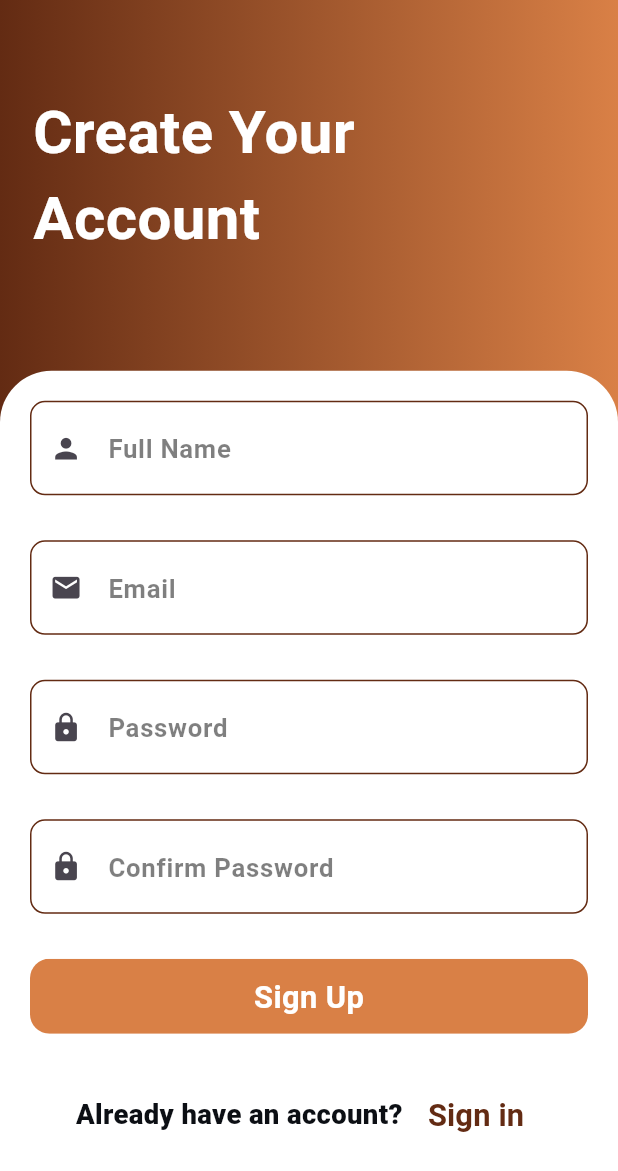
After one commit to Mahmoudelnagar5/Coffee_Shop, a Flutter app: the SignUpView screen opened by its route, on a phone screen of 412 x 824 dp. The commit adds this screen. Shown: the top 1171 px of the screen. Run offline on Flutter 3.47's test engine with Material 3 defaults, Android fonts, the phone set to English and light mode, and no system bars; our stand-ins replace animate_do, dartz, dio, firebase_auth, firebase_core, flutter_screenutil and 3 more; accounts and stored records are empty; Roboto replaces fonts that are missing (Amiri).

Commit message:
add firebase and finish auth repo

```diff
--- /dev/null
+++ b/lib/features/Auth/data/repo/auth_repo.dart
@@ -0,0 +1,15 @@
+import 'package:dartz/dartz.dart';
+import 'package:firebase_auth/firebase_auth.dart';
+
+import '../../../../core/errors/failure.dart';
+
+abstract class AuthRepo {
+  Future<Either<Failure, UserCredential>> signinfirebase({
+    required String email,
+    required String password,
+  });
+  Future<Either<Failure, UserCredential>> signupfirebase({
+    required String email,
+    required String password,
+  });
+}
--- /dev/null
+++ b/lib/features/Auth/data/repo/auth_repo_impl.dart
@@ -0,0 +1,61 @@
+import 'package:dartz/dartz.dart';
+import 'package:firebase_auth/firebase_auth.dart';
+
+import '../../../../core/errors/failure.dart';
+import 'auth_repo.dart';
+
+class AuthRepoImp implements AuthRepo {
+  @override
+  Future<Either<Failure, UserCredential>> signinfirebase(
+      {required String email, required String password}) async {
+    try {
+      final FirebaseAuth auth = FirebaseAuth.instance;
+      UserCredential userCredential = await auth.signInWithEmailAndPassword(
+        email: email,
+        password: password,
+      );
+      return right(userCredential);
+    } on FirebaseAuthException catch (e) {
+      return left(firebasecatch(e));
+    } catch (e) {
+      return Left(ServerFaliure(errorMessage: e.toString()));
+    }
+  }
+
+  @override
+  Future<Either<Failure, UserCredential>> signupfirebase(
+      {required String email, required String password}) async {
+    try {
+      final FirebaseAuth auth = FirebaseAuth.instance;
+      UserCredential userCredential = await auth.createUserWithEmailAndPassword(
+        email: email,
+        password: password,
+      );
+      return right(userCredential);
+    } on FirebaseAuthException catch (e) {
+      return left(firebasecatch(e));
+    } catch (e) {
+      return Left(ServerFaliure(errorMessage: e.toString()));
+    }
+  }
+
+  ServerFaliure firebasecatch(FirebaseAuthException e) {
+    if (e.code == 'weak-password') {
+      return ServerFaliure(errorMessage: "weak-password");
+    } else if (e.code == 'email-already-in-use') {
+      return ServerFaliure(errorMessage: "email-already-in-use");
+    } else if (e.code == 'invalid-email') {
+      return ServerFaliure(errorMessage: "invalid-email");
+    } else if (e.code == 'user-not-found') {
+      return ServerFaliure(errorMessage: "user-not-found");
+    } else if (e.code == 'wrong-password') {
+      return ServerFaliure(errorMessage: "wrong-password");
+    } else if (e.code == 'too-many-requests') {
+      return ServerFaliure(errorMessage: "too-many-requests");
+    } else if (e.code == 'operation-not-allowed') {
+      return ServerFaliure(errorMessage: "operation-not-allowed");
+    } else {
+      return ServerFaliure(errorMessage: "${e.code}, try again");
+    }
+  }
+}
--- a/lib/features/Auth/presentation/views/login_view.dart
+++ b/lib/features/Auth/presentation/views/sign_in_view.dart
@@ -7,9 +7,9 @@ import '../../../../core/widgets/custom_button.dart';
 import '../../../../core/widgets/custom_text_field.dart';
 import '../widgets/custom_login_buttons.dart';
 
-class LoginView extends StatelessWidget {
-  const LoginView({super.key});
-  static const routeName = '/login';
+class SignInView extends StatelessWidget {
+  const SignInView({super.key});
+  static const routeName = '/sign-in';
 
   @override
   Widget build(BuildContext context) {
@@ -82,7 +82,10 @@ class LoginView extends StatelessWidget {
                       ),
                     ),
                     const SizedBox(height: 30),
-                    const CustomLoginButtons(),
+                    const CustomLoginButtons(
+                      text1: "Don't have an account?",
+                      text2: "Sign up",
+                    ),
                   ],
                 ),
               ),
--- /dev/null
+++ b/lib/features/Auth/presentation/views/sign_up_view.dart
@@ -0,0 +1,123 @@
+import 'package:caffeine_corner/core/utils/app_theme.dart';
+import 'package:flutter/material.dart';
+import 'package:flutter_screenutil/flutter_screenutil.dart';
+import 'package:google_fonts/google_fonts.dart';
+
+import '../../../../core/widgets/custom_button.dart';
+import '../../../../core/widgets/custom_text_field.dart';
+import '../widgets/custom_login_buttons.dart';
+
+class SignUpView extends StatefulWidget {
+  const SignUpView({super.key});
+  static const routeName = '/sign-up';
+
+  @override
+  State<SignUpView> createState() => _SignUpViewState();
+}
+
+class _SignUpViewState extends State<SignUpView> {
+  String? email;
+  String? password;
+  String? confirmPassword;
+  String? fullName;
+  bool isLoading = false;
+  bool isPasswordVisible = false;
+  bool isConfirmPasswordVisible = false;
+  final GlobalKey<FormState> formKey = GlobalKey<FormState>();
+  @override
+  Widget build(BuildContext context) {
+    return Scaffold(
+      body: Stack(
+        children: [
+          Container(
+            height: double.infinity,
+            width: double.infinity,
+            decoration: const BoxDecoration(
+              gradient: LinearGradient(
+                colors: [
+                  Apptheme.brownColor,
+                  Apptheme.buttonBackground1Color,
+                ],
+              ),
+            ),
+            child: Padding(
+              padding: const EdgeInsets.only(top: 60.0, left: 22),
+              child: Text(
+                'Create Your\nAccount',
+                style: GoogleFonts.amiri(
+                  fontSize: 35.sp,
+                  color: Colors.white,
+                  fontWeight: FontWeight.bold,
+                ),
+              ),
+            ),
+          ),
+          Container(
+            height: double.infinity,
+            width: double.infinity,
+            margin:
+                EdgeInsets.only(top: MediaQuery.of(context).size.height * 0.3),
+            decoration: BoxDecoration(
+              color: Colors.white,
+              borderRadius: BorderRadius.only(
+                topLeft: Radius.circular(30.r),
+                topRight: Radius.circular(30.r),
+              ),
+            ),
+            child: Padding(
+              padding: const EdgeInsets.all(20.0),
+              child: SingleChildScrollView(
+                child: Form(
+                  key: formKey,
+                  child: Column(
+                    crossAxisAlignment: CrossAxisAlignment.start,
+                    children: [
+                      const CustomTextField(
+                        hintText: 'Full Name',
+                        icon: Icons.person,
+                      ),
+                      const SizedBox(height: 30),
+                      const CustomTextField(
+                        hintText: 'Email',
+                        icon: Icons.email,
+                      ),
+                      const SizedBox(height: 30),
+                      const CustomTextField(
+                        hintText: 'Password',
+                        icon: Icons.lock,
+                      ),
+                      const SizedBox(height: 30),
+                      const CustomTextField(
+                        hintText: 'Confirm Password',
+                        icon: Icons.lock,
+                      ),
+                      const SizedBox(height: 30),
+                      CustomButton(
+                        width: double.infinity,
+                        height: 50,
+                        color: Apptheme.buttonBackground1Color,
+                        onTap: null,
+                        child: Text(
+                          'Sign Up',
+                          style: Apptheme.introtitle.copyWith(
+                            color: Colors.white,
+                            fontSize: 18.sp,
+                          ),
+                        ),
+                      ),
+                      const SizedBox(height: 30),
+                      const CustomLoginButtons(
+                        text1: "Already have an account? ",
+                        text2: "Sign in",
+                      ),
+                    ],
+                  ),
+                ),
+              ),
+            ),
+          ),
+        ],
+      ),
+    );
+  }
+}
--- a/lib/features/Auth/presentation/widgets/custom_login_buttons.dart
+++ b/lib/features/Auth/presentation/widgets/custom_login_buttons.dart
@@ -3,11 +3,16 @@ import 'package:flutter_screenutil/flutter_screenutil.dart';
 import 'package:google_fonts/google_fonts.dart';
 
 import '../../../../core/utils/app_theme.dart';
+import '../views/sign_up_view.dart';
 
 class CustomLoginButtons extends StatelessWidget {
   const CustomLoginButtons({
     super.key,
+    required this.text1,
+    required this.text2,
   });
+  final String text1;
+  final String text2;
 
   @override
   Widget build(BuildContext context) {
@@ -15,16 +20,22 @@ class CustomLoginButtons extends StatelessWidget {
       mainAxisAlignment: MainAxisAlignment.center,
       children: [
         Text(
-          "Don't have an account?",
+          text1,
           style: Apptheme.cardSubtitleLarge.copyWith(
             color: Apptheme.backgroundColor,
             fontSize: 16.sp,
           ),
         ),
         TextButton(
-          onPressed: null,
+          onPressed: () {
+            if (text2 == 'Sign up') {
+              Navigator.pushNamed(context, SignUpView.routeName);
+            } else {
+              Navigator.pop(context);
+            }
+          },
           child: Text(
-            'Register',
+            text2,
             style: GoogleFonts.amiri(
               fontSize: 18.sp,
               fontWeight: FontWeight.bold,
--- a/lib/features/on_boarding/presentation/widgets/custom_onboarding_buttons.dart
+++ b/lib/features/on_boarding/presentation/widgets/custom_onboarding_buttons.dart
@@ -1,4 +1,4 @@
-import 'package:caffeine_corner/features/Auth/presentation/views/login_view.dart';
+import 'package:caffeine_corner/features/Auth/presentation/views/sign_in_view.dart';
 import 'package:flutter/material.dart';
 import 'package:flutter_screenutil/flutter_screenutil.dart';
 import 'package:google_fonts/google_fonts.dart';
@@ -66,7 +66,7 @@ class CustomOnBoardingButtons extends StatelessWidget {
                   color: Apptheme.buttonBackground2Color,
                   borderRadius: 16,
                   onTap: () {
-                    Navigator.pushNamed(context, LoginView.routeName);
+                    Navigator.pushNamed(context, SignInView.routeName);
                   },
                   child: Text(
                     'Get Started',
--- a/pubspec.yaml
+++ b/pubspec.yaml
@@ -30,6 +30,10 @@ environment:
 dependencies:
   animate_do: ^3.3.4
   cupertino_icons: ^1.0.8
+  dartz: ^0.10.1
+  dio: ^5.7.0
+  firebase_auth: ^5.3.4
+  firebase_core: ^3.8.1
   flutter:
     sdk: flutter
   flutter_screenutil: ^5.9.3
```
Also changed, not shown: lib/core/errors/failure.dart (added, +62 -0 lines), lib/main.dart (+10 -4 lines), firebase.json (added), lib/firebase_options.dart (added), pubspec.lock, 6 other files.
